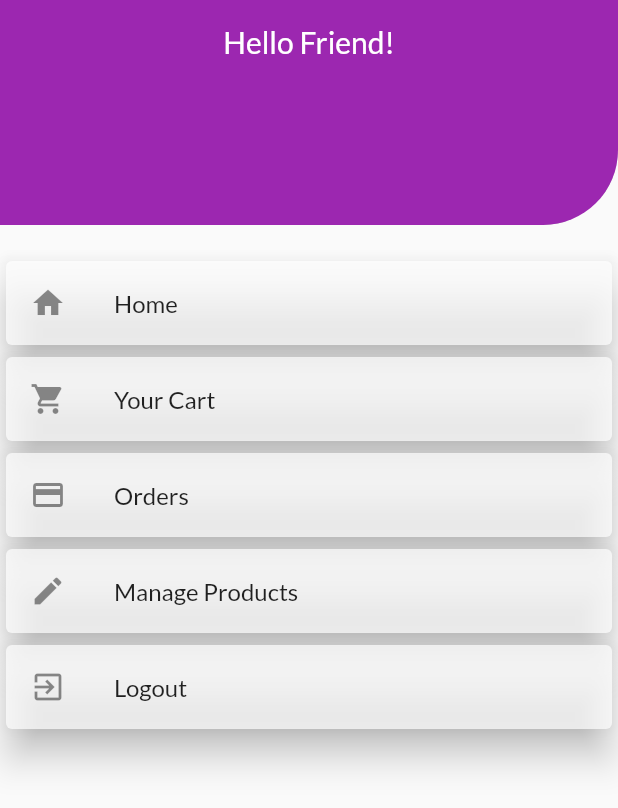
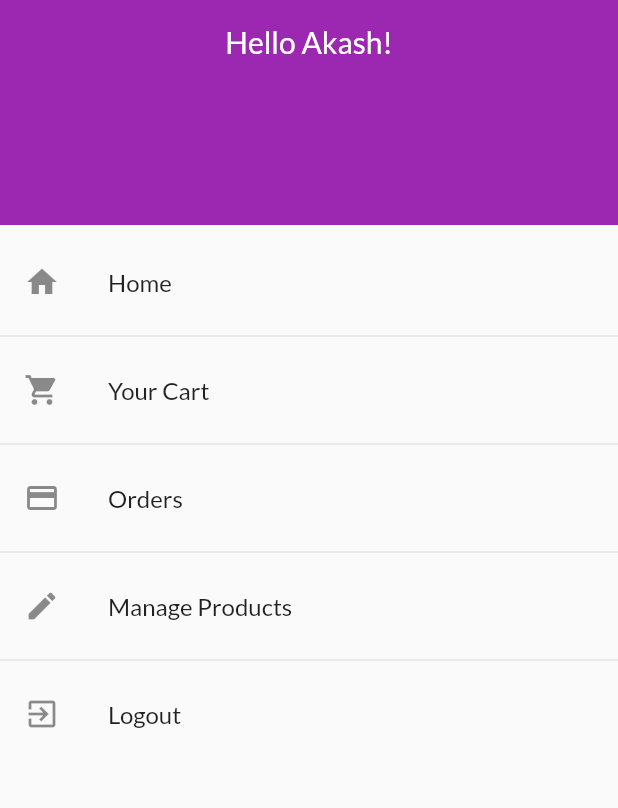
Before and after one commit to akashlilhare/E-commerce-app, a Flutter app: the AppDrawer screen opened by its route, on a phone screen of 412 x 824 dp. Shown: the top 808 px of the screen. Run offline on Flutter 3.47's test engine with Material 2 defaults, Android fonts, the phone set to English and light mode, and no system bars; our stand-ins replace shared_preferences; accounts and stored records are empty; network calls fail.

Commit message:
drawer screen updated

```diff
--- a/lib/screens/product_detail_screen.dart
+++ b/lib/screens/product_detail_screen.dart
@@ -63,6 +63,16 @@ class ProductDetailScreen extends StatelessWidget {
                     softWrap: true,
                   ),
                 ),
+                Container(
+                  padding: EdgeInsets.symmetric(horizontal: 10),
+                  width: double.infinity,
+                  child: Text(
+                    loadedProduct.price.toString(),
+                    textAlign: TextAlign.center,
+                    softWrap: true,
+                  ),
+                ),
+
                 SizedBox(
                   height: 800,
                 ),
--- a/lib/widgets/app_drawer.dart
+++ b/lib/widgets/app_drawer.dart
@@ -9,6 +9,9 @@ import '../providers/auth.dart';
 class AppDrawer extends StatelessWidget {
   static const routeName = 'app-drawer';
 
+  Widget divider(){
+    return Divider();
+}
   @override
   Widget build(BuildContext context) {
     return Drawer(
@@ -17,33 +20,27 @@ class AppDrawer extends StatelessWidget {
         children: <Widget>[
           ClipRRect(
             borderRadius: BorderRadius.only(
-                bottomRight: Radius.circular(50),
+                bottomRight: Radius.circular(0),
                 bottomLeft: Radius.circular(0)),
             child: Container(
               height: 150,
               child: AppBar(
                 centerTitle: true,
-                title: Text('Hello Friend!'),
+                title: Text('Hello Akash!'),
                 automaticallyImplyLeading: false,
               ),
             ),
           ),
-          SizedBox(
-            height: 20,
-          ),
-          Card(
-            elevation: 10,
-            child: ListTile(
+          SizedBox(height: 10,),
+          ListTile(
             leading: Icon(Icons.home),
             title: Text('Home'),
             onTap: () {
               Navigator.of(context).pushReplacementNamed('/');
             },
           ),
-          ),
-          Card(
-            elevation: 10,
-            child: ListTile(
+          divider(),
+          ListTile(
             leading: Icon(Icons.shopping_cart),
             title: Text('Your Cart'),
             onTap: () {
@@ -51,10 +48,8 @@ class AppDrawer extends StatelessWidget {
                   .pushReplacementNamed(CartScreen.routeName);
             },
           ),
-          ),
-          Card(
-            elevation: 10,
-            child: ListTile(
+          divider(),
+          ListTile(
             leading: Icon(Icons.payment),
             title: Text('Orders'),
             onTap: () {
@@ -68,10 +63,8 @@ class AppDrawer extends StatelessWidget {
 //                );
             },
           ),
-          ),
-          Card(
-            elevation: 10,
-            child: ListTile(
+          divider(),
+          ListTile(
             leading: Icon(Icons.edit),
             title: Text('Manage Products'),
             onTap: () {
@@ -79,10 +72,8 @@ class AppDrawer extends StatelessWidget {
                   .pushReplacementNamed(UserProduct.routeName);
             },
           ),
-          ),
-          Card(
-            elevation: 10,
-            child: ListTile(
+          divider(),
+          ListTile(
             leading: Icon(Icons.exit_to_app),
             title: Text('Logout'),
             onTap: () {
@@ -91,7 +82,6 @@ class AppDrawer extends StatelessWidget {
               Provider.of<Auth>(context).logout();
             },
           ),
-          ),
         ],
       ),
     );
--- a/lib/widgets/user_product_item.dart
+++ b/lib/widgets/user_product_item.dart
@@ -35,7 +35,7 @@ class UserProductItem extends StatelessWidget {
                await   Provider.of<Products>(context, listen: false).deleteProduct(id);
                 }catch(error){
                   scaffold.showSnackBar(SnackBar(
-                    content: Text('Deleting failed'),
+                    content: Text('Deletion failed'),
                   ));
                 }
               },
```
Lines whose indentation alone changed are shown as unchanged.
